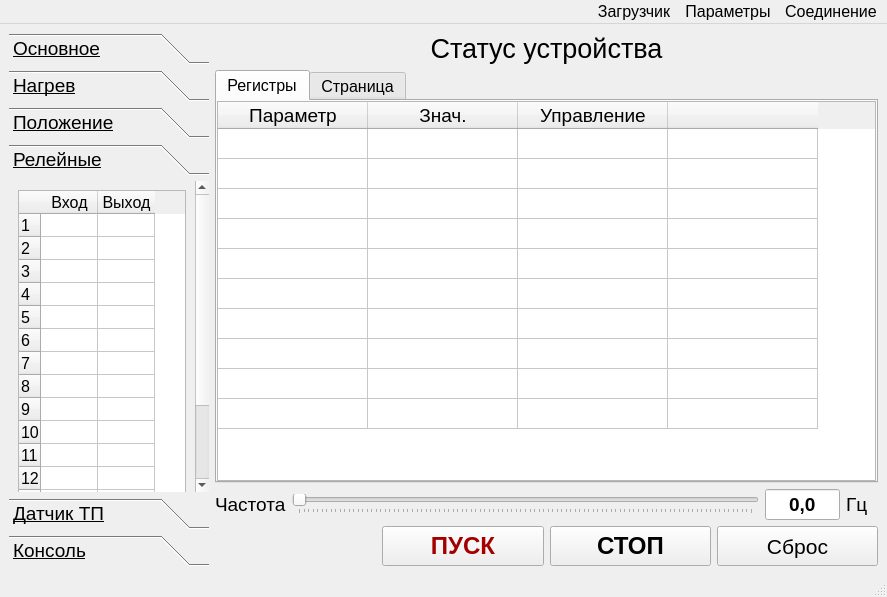
This is form1.ui in SergeyTya/PyFcServer as Qt 5 draws it before an edit. The edited form follows.
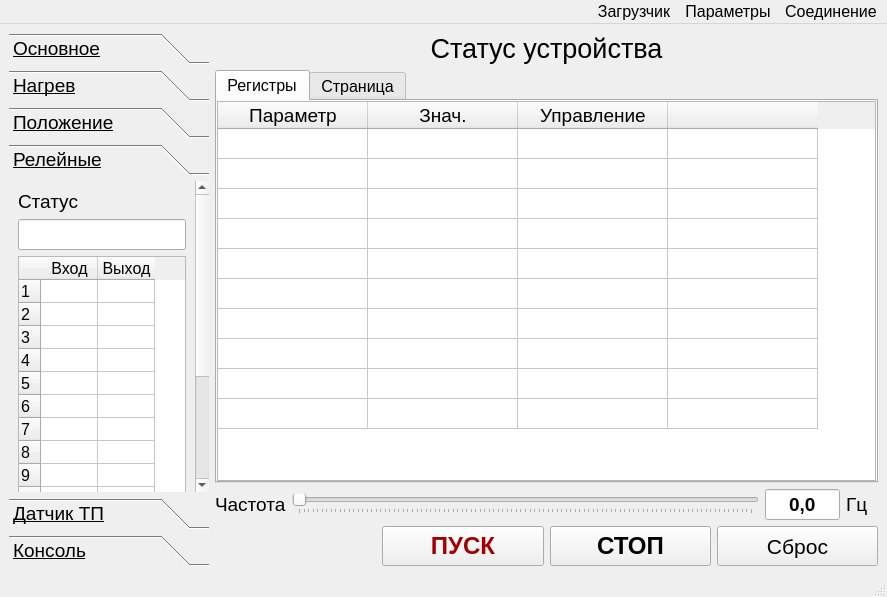
This is the edited form. The open tabs and pages were chosen to show the change.

Patch:
```diff
--- a/form1.ui
+++ b/form1.ui
@@ -623,8 +623,8 @@
         <rect>
          <x>0</x>
          <y>0</y>
-         <width>186</width>
-         <height>418</height>
+         <width>183</width>
+         <height>482</height>
         </rect>
        </property>
        <property name="font">
@@ -637,6 +637,16 @@
         <string>Релейные</string>
        </attribute>
        <layout class="QVBoxLayout" name="verticalLayout_3">
+        <item>
+         <widget class="QLabel" name="label_RDIO">
+          <property name="text">
+           <string>Статус</string>
+          </property>
+         </widget>
+        </item>
+        <item>
+         <widget class="QLineEdit" name="lineEdit_RDIO"/>
+        </item>
         <item>
          <widget class="QTableWidget" name="tableWidget_2">
           <property name="minimumSize">
```
Left out of the diff: 46 changed lines with no effect on the pictures.
